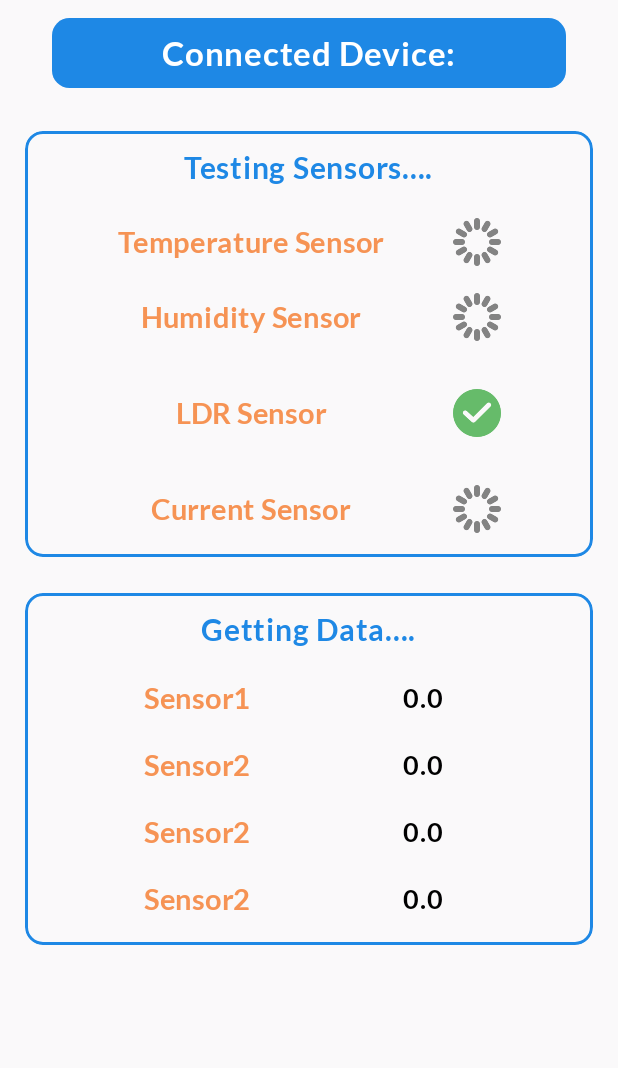
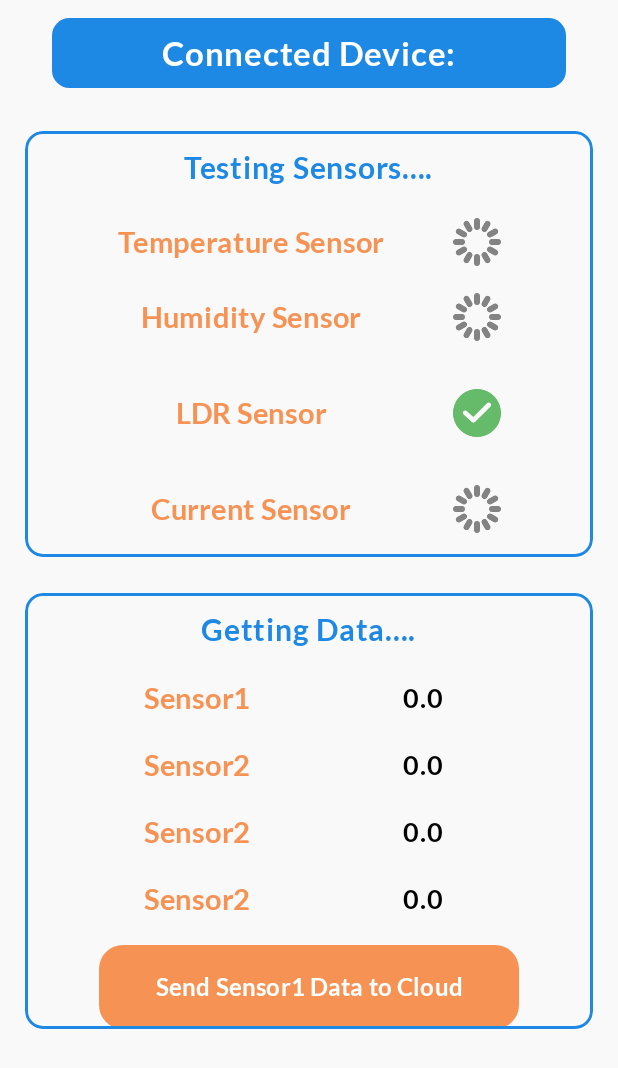
Before and after one commit to SaxenaAmogh/DataLogger, an Android app built with Jetpack Compose: the ConnectedPage screen opened through its navigation route, on a phone screen of 412 x 824 dp. Shown: the top 1068 px of the screen. Run offline under Robolectric (Android 15) with nearby library versions, the light colour scheme and no system bars; our stand-ins replace Firebase (no records; nobody signed in at launch, a user with empty details on screens opened directly).

Commit message:
App Update: Firebase RTDB configured properly

```diff
--- a/app/build.gradle.kts
+++ b/app/build.gradle.kts
@@ -45,6 +45,7 @@ dependencies {
     //firebase
     implementation(platform(libs.firebase.bom))
     implementation(libs.firebase.analytics)
+    implementation(libs.firebase.database)
 
     implementation(libs.accompanist.permissions)
     implementation(libs.androidx.core.ktx)
--- /dev/null
+++ b/app/src/main/java/com/example/datalogger/viewmodel/SensorViewModel.kt
@@ -0,0 +1,18 @@
+package com.example.datalogger.viewmodel
+
+import androidx.lifecycle.ViewModel
+import com.google.firebase.database.FirebaseDatabase
+import java.text.SimpleDateFormat
+import java.util.Date
+import java.util.Locale
+
+class SensorViewModel : ViewModel() {
+
+    private val database = FirebaseDatabase.getInstance().getReference("sensorData/readings/ldrReading")
+    private val timeFormat = SimpleDateFormat("HH:mm:ss", Locale.getDefault())
+
+    fun startSendingData(ldrData: Float) {
+        val timestamp = timeFormat.format(Date())
+        database.child(timestamp).setValue(ldrData) // Push data to Firebase
+    }
+}
--- a/app/src/main/java/com/example/datalogger/views/ConnectedPage.kt
+++ b/app/src/main/java/com/example/datalogger/views/ConnectedPage.kt
@@ -31,6 +31,8 @@ import androidx.compose.foundation.layout.width
 import androidx.compose.foundation.layout.windowInsetsPadding
 import androidx.compose.foundation.lazy.LazyColumn
 import androidx.compose.foundation.shape.RoundedCornerShape
+import androidx.compose.material3.FloatingActionButton
+import androidx.compose.material3.FloatingActionButtonDefaults
 import androidx.compose.material3.Icon
 import androidx.compose.material3.Scaffold
 import androidx.compose.material3.Text
@@ -66,6 +68,8 @@ import com.example.datalogger.ui.theme.Primary
 import com.example.datalogger.ui.theme.Success
 import com.example.datalogger.ui.theme.latoFontFamily
 import com.example.datalogger.viewmodel.BleViewModel
+import com.example.datalogger.viewmodel.SensorViewModel
+import kotlinx.coroutines.delay
 import java.nio.ByteBuffer
 import java.nio.ByteOrder
 import java.util.UUID
@@ -78,6 +82,7 @@ fun ConnectedPage(navController: NavController, bleViewModel: BleViewModel){
     val screenHeight = configuration.screenHeightDp.dp
 //    val focusManager = LocalFocusManager.current
     val context = LocalContext.current
+    val sensorViewModel: SensorViewModel = viewModel()
 
     // Initialize working states for sensors. Must be changed according to hardware
     val workingS1 = remember { mutableStateOf(false) }
@@ -160,7 +165,6 @@ fun ConnectedPage(navController: NavController, bleViewModel: BleViewModel){
                         sensorValue2.value = buffer.getFloat()
                         sensorValue3.value = buffer.getFloat()
                         sensorValue4.value = buffer.getFloat()
-
                         // Log the decoded values for debugging
                         Log.i("GattCallback", "Decoded Floats: ${sensorValue1.value}, ${sensorValue2.value}, ...")
                     }
@@ -536,6 +540,32 @@ fun ConnectedPage(navController: NavController, bleViewModel: BleViewModel){
                                     )
                                 }
                                 Spacer(modifier = Modifier.height(0.02 * screenHeight))
+                                FloatingActionButton(
+                                    onClick = {
+                                        sensorViewModel.startSendingData(sensorValue1.value)
+                                    },
+                                    modifier = Modifier
+                                        .padding(horizontal = 0.12 * screenWidth)
+                                        .fillMaxWidth(),
+                                    containerColor = AccentColor,
+                                    elevation = FloatingActionButtonDefaults.elevation(
+                                        defaultElevation = 0.dp,
+                                        pressedElevation = 0.dp,
+                                        focusedElevation = 0.dp,
+                                        hoveredElevation = 0.dp
+                                    )
+                                ) {
+                                    Text(
+                                        text = "Send Sensor1 Data to Cloud",
+                                        fontFamily = latoFontFamily,
+                                        fontWeight = FontWeight.Bold,
+                                        textAlign = TextAlign.Center,
+                                        fontSize = 16.sp,
+                                        color = Color.White,
+                                        modifier = Modifier
+                                            .padding(horizontal = 8.dp)
+                                    )
+                                }
                             }
                         }
                     }
--- a/gradle/libs.versions.toml
+++ b/gradle/libs.versions.toml
@@ -12,12 +12,14 @@ activityCompose = "1.8.0"
 composeBom = "2024.09.00"
 navigationRuntimeAndroid = "2.9.0"
 navigationComposeAndroid = "2.9.0"
+firebaseDatabaseKtx = "22.0.0"
 
 [libraries]
 accompanist-permissions = { module = "com.google.accompanist:accompanist-permissions", version.ref = "accompanistPermissions" }
 androidx-core-ktx = { group = "androidx.core", name = "core-ktx", version.ref = "coreKtx" }
 firebase-analytics = { module = "com.google.firebase:firebase-analytics" }
 firebase-bom = { module = "com.google.firebase:firebase-bom", version.ref = "firebaseBom" }
+firebase-database = { module = "com.google.firebase:firebase-database" }
 junit = { group = "junit", name = "junit", version.ref = "junit" }
 androidx-junit = { group = "androidx.test.ext", name = "junit", version.ref = "junitVersion" }
 androidx-espresso-core = { group = "androidx.test.espresso", name = "espresso-core", version.ref = "espressoCore" }
@@ -33,6 +35,7 @@ androidx-ui-test-junit4 = { group = "androidx.compose.ui", name = "ui-test-junit
 androidx-material3 = { group = "androidx.compose.material3", name = "material3" }
 androidx-navigation-runtime-android = { group = "androidx.navigation", name = "navigation-runtime-android", version.ref = "navigationRuntimeAndroid" }
 androidx-navigation-compose-android = { group = "androidx.navigation", name = "navigation-compose-android", version.ref = "navigationComposeAndroid" }
+firebase-database-ktx = { group = "com.google.firebase", name = "firebase-database-ktx", version.ref = "firebaseDatabaseKtx" }
 
 [plugins]
 android-application = { id = "com.android.application", version.ref = "agp" }
```
